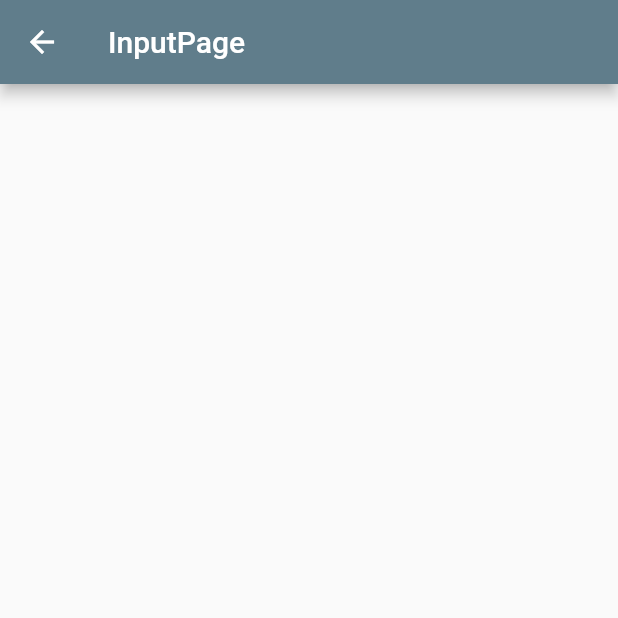
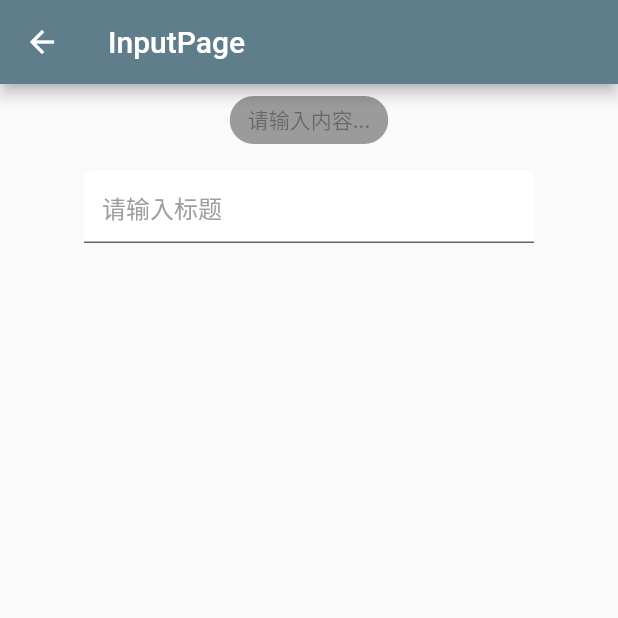
Before and after one commit to Urwateryi/flutter_the_first_demo, a Flutter app: the InputPage screen opened directly, on a phone screen of 412 x 824 dp, the top half of it. Run offline on Flutter 3.47's test engine with Material 2 defaults, Android fonts, the phone set to English and light mode, and no system bars; our stand-ins replace fluttertoast, transparent_image.

Commit message:
InputPage

```diff
--- a/lib/home/Input/InputPage.dart
+++ b/lib/home/Input/InputPage.dart
@@ -7,8 +7,27 @@ class InputPage extends StatelessWidget {
       appBar: AppBar(
         title: Text("InputPage"),
       ),
-      body: Column(
-        children: <Widget>[],
+      body: Center(
+        child: Column(
+          children: <Widget>[
+            InputChip(
+              label: Text("请输入内容..."),
+            ),
+            SizedBox(height: 10.0),
+            SizedBox(
+              width: 300.0,
+              height: 50.0,
+              child: TextField(
+                decoration: InputDecoration(
+                  filled: true,
+                  hintText: "请输入标题",
+                  fillColor: Colors.white,
+                  hintStyle: TextStyle(color: Colors.grey),
+                ),
+              ),
+            ),
+          ],
+        ),
       ),
     );
   }
```
